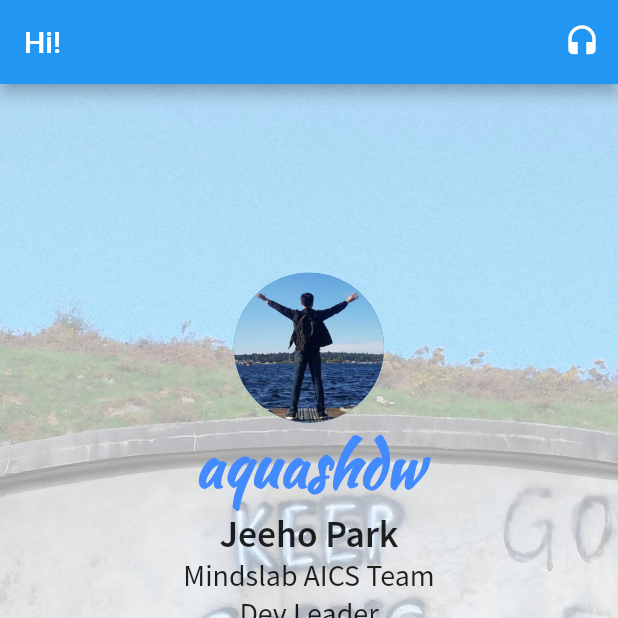
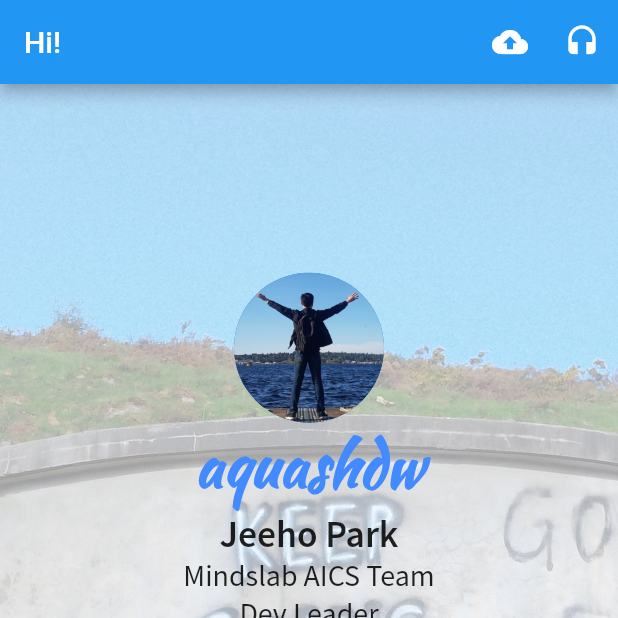
Before and after one commit to aquashdw/aquashdw-me, a Flutter app: the screen it shows after launch, on a phone screen of 412 x 824 dp, the top half of it. Run offline on Flutter 3.47's test engine with Material 2 defaults, Android fonts, the phone set to English and light mode, and no system bars.

Commit message:
add Projects button with backup icon

```diff
--- a/flutter_hummingbird/lib/main.dart
+++ b/flutter_hummingbird/lib/main.dart
@@ -36,12 +36,19 @@ class HomeScaffold extends StatelessWidget{
         title: Text('Hi!'),
         actions: <Widget>[
           IconButton(
+            icon: Icon(Icons.backup),
+            tooltip: 'Projects',
+            onPressed: (){
+              openProjectsPage(context);
+            },
+          ),
+          IconButton(
             icon: Icon(Icons.headset),
             tooltip: 'Music Preferences',
             onPressed: (){
               openMusicPrefPage(context);
             },
-          )
+          ),
         ],
       ),
       body: Stack(
```
Also changed, not shown: flutter_hummingbird/lib/profile_subpage.dart (+17 -0 lines).
